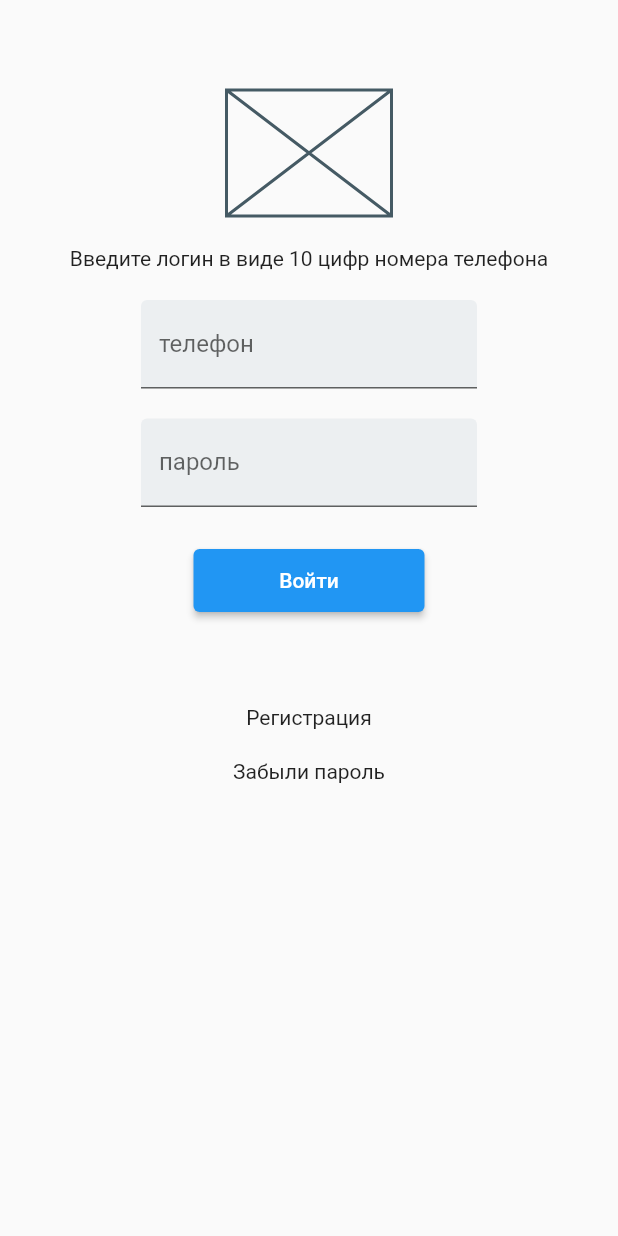
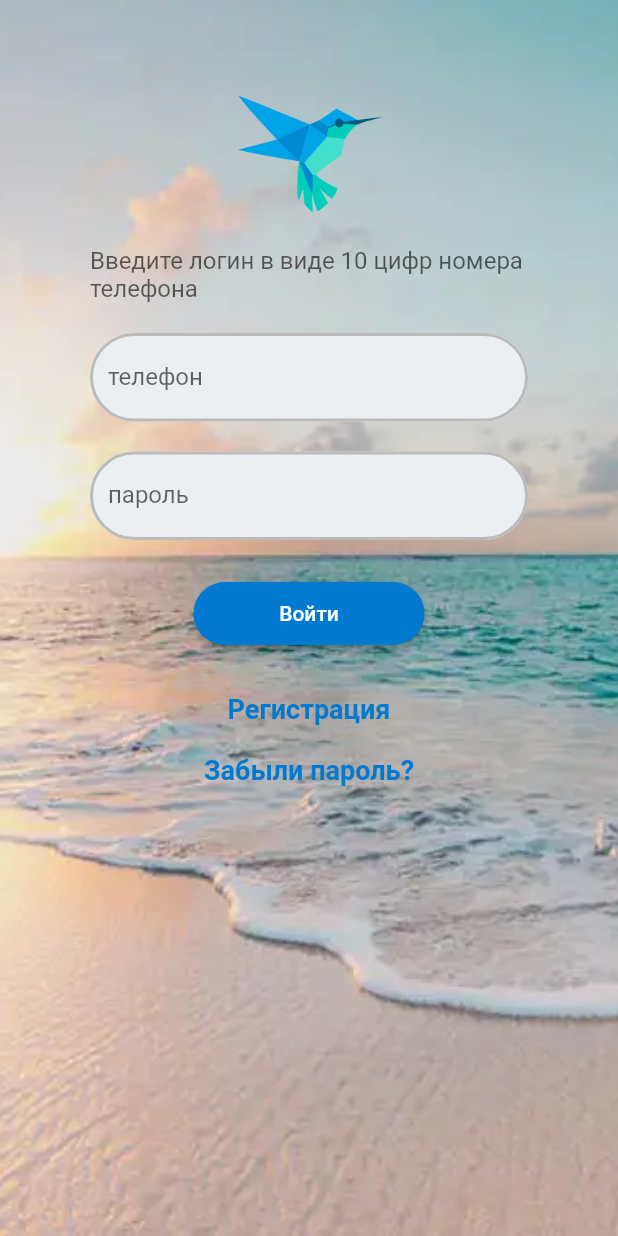
Before and after one commit to Vishnubaba/auth_page, a Flutter app: the screen it shows after launch, on a phone screen of 412 x 824 dp. Run offline on Flutter 3.47's test engine with Material 2 defaults, Android fonts, the phone set to English and light mode, and no system bars.

Commit message:
Добавлены изображения на форме и фон

```diff
--- a/lib/main.dart
+++ b/lib/main.dart
@@ -1,9 +1,13 @@
 import 'package:flutter/cupertino.dart';
 import 'package:flutter/material.dart';
+
+import 'expanded_demo_screen.dart';
 //import 'package:google_fonts/google_fonts.dart';
 
 void main() {
+
    runApp(const MyApp());
+  //runApp(const ExpandedDemoScreen());
 }
 
 class MyApp extends StatelessWidget {
@@ -12,49 +16,80 @@ class MyApp extends StatelessWidget {
   // This widget is the root of your application.
   @override
   Widget build(BuildContext context) {
+    const borderStyle = OutlineInputBorder(
+        borderRadius: BorderRadius.all(Radius.circular(36)),
+        borderSide: BorderSide(
+            color: const Color(0xffbbbbbb), width: 2));
+    const linkTextStyle = TextStyle (
+        fontSize: 18,
+        fontWeight: FontWeight.bold,
+        color: Color(0xFF0079D0));
+
     return MaterialApp(
       home: Scaffold(
           body: Container (
+            decoration: const BoxDecoration(
+              image: DecorationImage(
+                image: AssetImage("assets/11.png"),
+                    fit: BoxFit.cover,
+              )
+            ),
             width: double.infinity,
+            height: double.infinity,
+            padding: EdgeInsets.symmetric(horizontal: 60),
+            child: SingleChildScrollView(
               child: Column(children: [
                 SizedBox(height: 60,),
-              SizedBox(width: 110, height: 84, child: Placeholder(),),
+                const SizedBox(width: 110, height: 84, child: Image(image: AssetImage('assets/bird.png')),),
                 SizedBox(height: 20,),
-              Text('Введите логин в виде 10 цифр номера телефона'),
+                Text('Введите логин в виде 10 цифр номера телефона',
+                    style: TextStyle (fontSize: 16, color: Color.fromRGBO(0, 0, 0, 0.6)),),
                 SizedBox(height: 20,),
-              const SizedBox(width: 224,
-                child: TextField(
+                const TextField(
+                  keyboardType: TextInputType.phone,
                   decoration: InputDecoration (
                     filled: true,
                     fillColor: Color(0xFFeceff1),
+                    enabledBorder: borderStyle,
+                    focusedBorder: borderStyle,
                     labelText: 'телефон',
                   ),
                 ),
-              ),
                SizedBox(height: 20,),
-             const SizedBox(width: 224,
-              child: TextField(
+               const TextField(
                  obscureText: true,
                  decoration: InputDecoration (
                  filled: true,
                  fillColor: Color(0xFFeceff1),
+                   enabledBorder: borderStyle,
+                   focusedBorder: borderStyle,
                  labelText: 'пароль',
                  ),
                  ),
+                SizedBox(height: 28,),
+                SizedBox(width: 154, height: 42, child:
+                ElevatedButton(onPressed: () {},
+                  child: Text('Войти'),
+                  style: ElevatedButton.styleFrom(
+                    primary: Color(0xFF0079D0),
+                    shape: RoundedRectangleBorder(
+                      borderRadius: BorderRadius.circular(36),
                     ),
-              SizedBox(height: 28,),
-            SizedBox(width: 154, height: 42, child: ElevatedButton(onPressed: () {}, child: Text('Войти'))),
-              SizedBox(height: 62,),
-              InkWell(child: Text('Регистрация'),onTap: () {} ),
+                  ) ,
+                )
+                ),
+                SizedBox(height: 32,),
+              InkWell(child: const Text('Регистрация', style: linkTextStyle, ),
+                  onTap: () {} ),
               SizedBox(height: 20,),
-              InkWell(child: Text('Забыли пароль'),onTap: () {} ),
+              InkWell(child: Text('Забыли пароль?', style: linkTextStyle,),
+                  onTap: () {} ),
 
 
     ], ),
             ),
       ),
+    ),
     );
   }
   }
-
-//0079D0
--- a/pubspec.yaml
+++ b/pubspec.yaml
@@ -57,6 +57,11 @@ flutter:
   # the material Icons class.
   uses-material-design: true
 
+  assets:
+    - assets/bird.png
+    - assets/11.png
+
+
   # To add assets to your application, add an assets section, like this:
   # assets:
   #   - images/a_dot_burr.jpeg
```
Also changed, not shown: lib/expanded_demo_screen.dart (added, +61 -0 lines), assets/11.png (added), assets/bird.png (added). Lines whose indentation alone changed are shown as unchanged.
